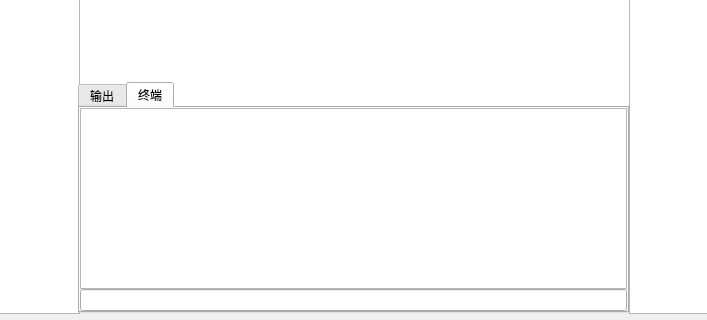
Old version of the form QTApplication/MainWindow.ui in the repository StuBoo3i/CodeAudit; both pictures show x 271 to 978 and y 390 to 710 of the 1294 by 710 pixel window.
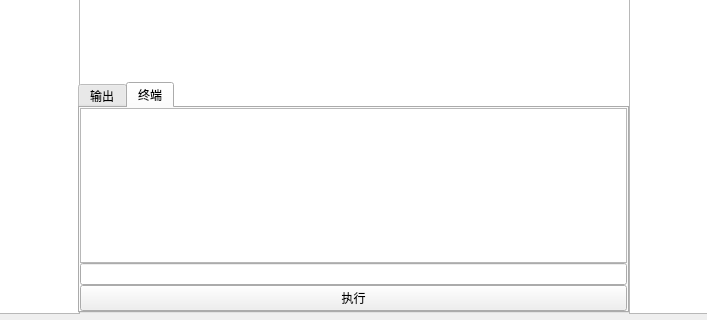
New version of the form. The open tabs and pages were chosen to show the change. Icons and pictures are not drawn.

Patch:
```diff
--- a/QTApplication/MainWindow.ui
+++ b/QTApplication/MainWindow.ui
@@ -211,6 +211,13 @@
          <item>
           <widget class="QLineEdit" name="lineEdit"/>
          </item>
+         <item>
+          <widget class="QPushButton" name="pushButton">
+           <property name="text">
+            <string>执行</string>
+           </property>
+          </widget>
+         </item>
         </layout>
        </widget>
       </widget>
```
Left out of the diff: 21 changed lines with no effect on the pictures.
